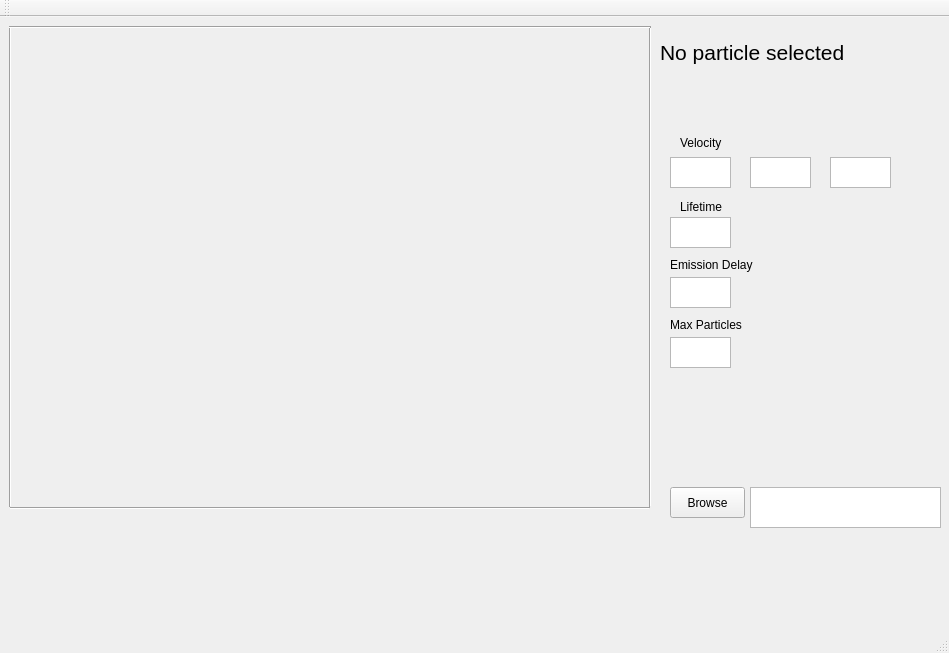
First picture: the form in TA_ParticleEditor/TA_ParticleEditor/particleeditor.ui, repository Stureplan/TA_ParticleEditor, before the edit.
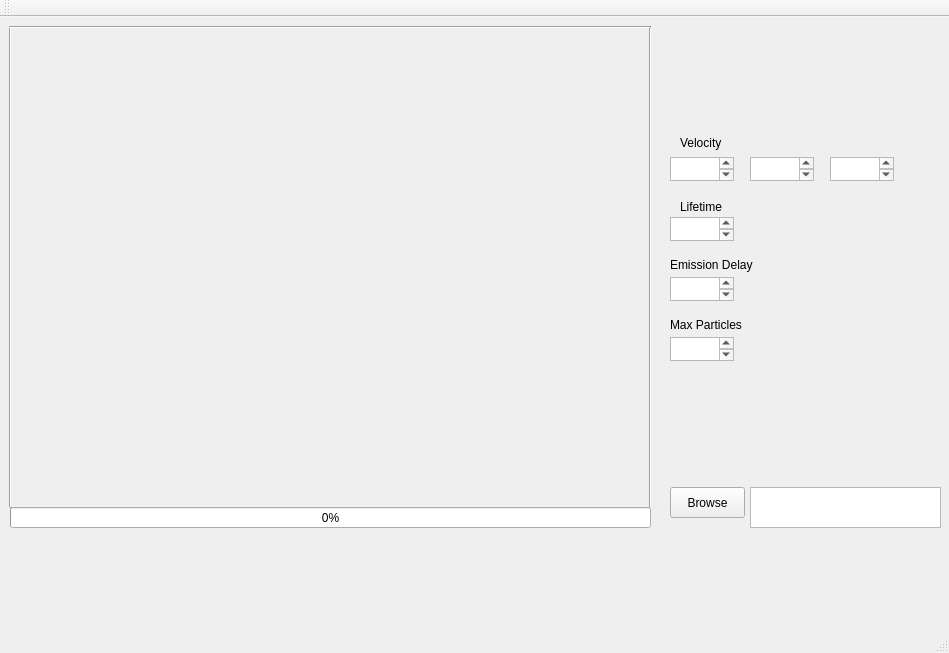
Second picture: the form after the edit. Custom widgets are drawn as their Qt base class.

Commit message: Progress Bar + Label fix

Patch:
```diff
--- a/TA_ParticleEditor/TA_ParticleEditor/particleeditor.ui
+++ b/TA_ParticleEditor/TA_ParticleEditor/particleeditor.ui
@@ -24,29 +24,11 @@
      </rect>
     </property>
    </widget>
-   <widget class="QLabel" name="label_ParticleID">
-    <property name="geometry">
-     <rect>
-      <x>660</x>
-      <y>10</y>
-      <width>200</width>
-      <height>50</height>
-     </rect>
-    </property>
-    <property name="font">
-     <font>
-      <pointsize>16</pointsize>
-     </font>
-    </property>
-    <property name="text">
-     <string>No particle selected</string>
-    </property>
-   </widget>
    <widget class="QLabel" name="label_ParticleInfo">
     <property name="geometry">
      <rect>
       <x>660</x>
-      <y>60</y>
+      <y>10</y>
       <width>200</width>
       <height>171</height>
      </rect>
@@ -133,8 +115,8 @@
      <rect>
       <x>670</x>
       <y>200</y>
-      <width>61</width>
-      <height>31</height>
+      <width>64</width>
+      <height>24</height>
      </rect>
     </property>
    </widget>
@@ -156,8 +138,8 @@
      <rect>
       <x>670</x>
       <y>260</y>
-      <width>61</width>
-      <height>31</height>
+      <width>64</width>
+      <height>24</height>
      </rect>
     </property>
    </widget>
@@ -166,8 +148,8 @@
      <rect>
       <x>670</x>
       <y>320</y>
-      <width>61</width>
-      <height>31</height>
+      <width>64</width>
+      <height>24</height>
      </rect>
     </property>
    </widget>
@@ -176,8 +158,8 @@
      <rect>
       <x>670</x>
       <y>140</y>
-      <width>61</width>
-      <height>31</height>
+      <width>64</width>
+      <height>24</height>
      </rect>
     </property>
    </widget>
@@ -186,8 +168,8 @@
      <rect>
       <x>750</x>
       <y>140</y>
-      <width>61</width>
-      <height>31</height>
+      <width>64</width>
+      <height>24</height>
      </rect>
     </property>
    </widget>
@@ -196,8 +178,8 @@
      <rect>
       <x>830</x>
       <y>140</y>
-      <width>61</width>
-      <height>31</height>
+      <width>64</width>
+      <height>24</height>
      </rect>
     </property>
    </widget>
@@ -250,6 +232,28 @@
      </rect>
     </property>
    </widget>
+   <widget class="QProgressBar" name="progressBar">
+    <property name="geometry">
+     <rect>
+      <x>10</x>
+      <y>490</y>
+      <width>641</width>
+      <height>21</height>
+     </rect>
+    </property>
+    <property name="value">
+     <number>0</number>
+    </property>
+    <property name="alignment">
+     <set>Qt::AlignCenter</set>
+    </property>
+    <property name="orientation">
+     <enum>Qt::Horizontal</enum>
+    </property>
+    <property name="invertedAppearance">
+     <bool>false</bool>
+    </property>
+   </widget>
   </widget>
   <widget class="QMenuBar" name="menuBar">
    <property name="geometry">
```
The commit also changes 4 other files.
